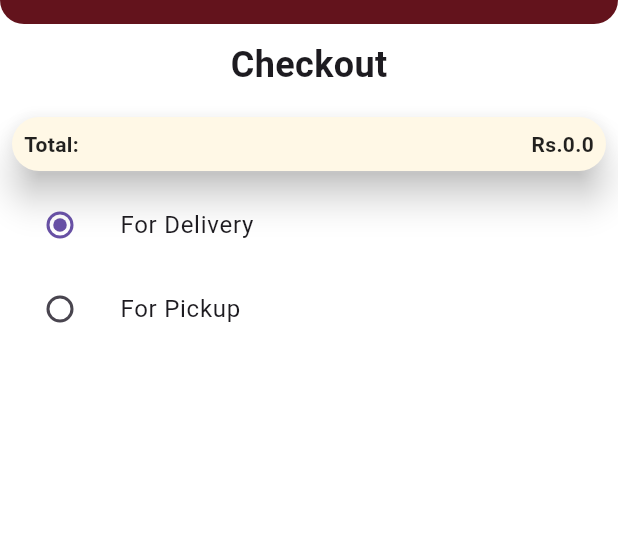
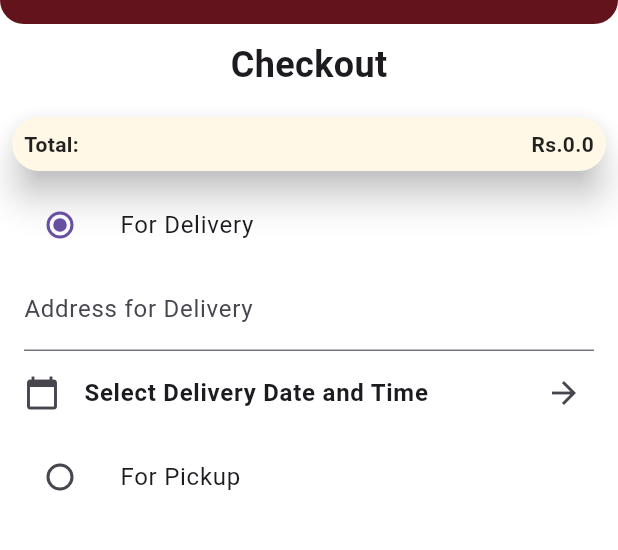
Before and after one commit to Tahir53/FT-Mithai-Mart, a Flutter app: the CheckoutScreen screen opened directly with empty values, after a tap on "For Delivery", on a phone screen of 412 x 824 dp, the part 126-676 px from its top. Run offline on Flutter 3.47's test engine with Material 3 defaults, Android fonts, the phone set to English and light mode, and no system bars; our stand-ins replace animated_splash_screen, firebase_auth, firebase_core, firebase_messaging, flutter_carousel_widget, flutter_local_notifications and 4 more; missing offline and left inert: mongo_dart; accounts and stored records are empty; network calls fail; Roboto replaces fonts that are missing (Montserrat); project files that could hold a hidden picture were left out.

Commit message:
Pushed 5/3/2024

```diff
--- /dev/null
+++ b/ft_mart/lib/model/orders_model.dart
@@ -0,0 +1,47 @@
+import 'package:intl/intl.dart';
+
+import 'cart_model.dart';
+import 'customer_model.dart';
+
+class Order {
+  final String orderId;
+  final List<Cart> cartItems;
+  final double totalAmount;
+  final DateTime orderDateTime;
+  final CustomerModel customer; // Add reference to CustomerModel
+  final String? deliveryAddress;
+
+  Order({
+    required this.orderId,
+    required this.cartItems,
+    required this.totalAmount,
+    required this.orderDateTime,
+    required this.customer,
+    this.deliveryAddress,
+  });
+
+  Map<String, dynamic> toJson() {
+    return {
+      'orderId': orderId,
+      'cartItems': cartItems.map((cart) => cart.toJson()).toList(),
+      'totalAmount': totalAmount,
+      'orderDateTime': DateFormat('yyyy-MM-dd HH:mm:ss').format(orderDateTime),
+      'customer': customer.toJson(), // Convert customer to JSON
+      'deliveryAddress': deliveryAddress,
+    };
+  }
+
+  factory Order.fromJson(Map<String, dynamic> json) {
+    return Order(
+      orderId: json['orderId'],
+      cartItems: (json['cartItems'] as List<dynamic>).map((item) =>
+          Cart.fromJson(item)).toList(),
+      totalAmount: json['totalAmount'],
+      orderDateTime: DateFormat('yyyy-MM-dd HH:mm:ss').parse(
+          json['orderDateTime']),
+      customer: CustomerModel.fromJson(json['customer']),
+      // Parse customer from JSON
+      deliveryAddress: json['deliveryAddress'],
+    );
+  }
+}
--- a/ft_mart/lib/screens/checkout_screen.dart
+++ b/ft_mart/lib/screens/checkout_screen.dart
@@ -22,6 +22,7 @@ class _CheckoutScreenState extends State<CheckoutScreen> {
   bool _forDelivery = false;
   bool _forPickup = false;
   DateTime? _pickupDateTime;
+  final TextEditingController addressController = TextEditingController();
 
   Widget build(BuildContext context) {
     return Scaffold(
@@ -89,6 +90,50 @@ class _CheckoutScreenState extends State<CheckoutScreen> {
                 });
               },
             ),
+            Visibility(
+              visible: _forDelivery,
+              child: Column(
+                crossAxisAlignment: CrossAxisAlignment.start,
+                children: [
+                  Padding(
+                    padding: const EdgeInsets.symmetric(horizontal: 16.0),
+                    child: TextField(
+                      controller: addressController,
+                      decoration: InputDecoration(
+                        labelText: 'Address for Delivery',
+                        hintText: 'Enter your address',
+                      ),
+                    ),
+                  ),
+                  ListTile(
+                    leading: Icon(Icons.calendar_today), // Custom leading icon
+                    title: Text(
+                      'Select Delivery Date and Time',
+                      style: TextStyle(
+                        fontWeight: FontWeight.bold,
+                        fontSize: 16,
+                      ),
+                    ),
+                    trailing: Icon(Icons.arrow_forward), // Custom trailing icon
+                    onTap: () {
+                      // Show date and time picker for delivery
+                      // You can reuse the _showDateTimePicker function
+                      _showDateTimePicker();
+                    },
+                  ),
+                  if (_forDelivery && _pickupDateTime != null)
+                    Padding(
+                      padding: const EdgeInsets.all(16.0),
+                      child: Text(
+                        'Delivery Details:\n'
+                            '${DateFormat('MMM d, yyyy hh:mm a').format(_pickupDateTime!)}\n'
+                            'Address: ${addressController.text}',
+                        style: TextStyle(fontSize: 16),
+                      ),
+                    ),
+                ],
+              ),
+            ),
             ListTile(
               title: Text('For Pickup'),
               leading: Radio(
@@ -126,11 +171,16 @@ class _CheckoutScreenState extends State<CheckoutScreen> {
   }
 
   Future<void> _showDateTimePicker() async {
+    DateTime now = DateTime.now();
     DateTime? pickedDateTime = await showDatePicker(
       context: context,
-      initialDate: DateTime.now(),
-      firstDate: DateTime.now(),
-      lastDate: DateTime(DateTime.now().year + 1),
+      initialDate: now,
+      firstDate: now,
+      lastDate: DateTime(now.year + 1),
+      selectableDayPredicate: (DateTime date) {
+        // Allow only weekdays (Monday to Saturday)
+        return date.weekday != DateTime.sunday;
+      },
     );
 
     if (pickedDateTime != null) {
@@ -140,15 +190,26 @@ class _CheckoutScreenState extends State<CheckoutScreen> {
       );
 
       if (pickedTime != null) {
-        setState(() {
-          _pickupDateTime = DateTime(
+        DateTime combinedDateTime = DateTime(
           pickedDateTime.year,
           pickedDateTime.month,
           pickedDateTime.day,
           pickedTime.hour,
           pickedTime.minute,
         );
+
+        if (combinedDateTime.hour >= 12 && combinedDateTime.hour <= 20) {
+          setState(() {
+            _pickupDateTime = combinedDateTime;
           });
+        } else {
+          ScaffoldMessenger.of(context).showSnackBar(
+            SnackBar(
+              content: Text(
+                  'Pickup/Delivery time should be between 12 PM and 8 PM.'),
+            ),
+          );
+        }
       }
     }
   }
--- a/ft_mart/lib/screens/homepage/home_page.dart
+++ b/ft_mart/lib/screens/homepage/home_page.dart
@@ -1,6 +1,7 @@
 import 'package:flutter/cupertino.dart';
 import 'package:flutter/material.dart';
 import 'package:flutter_carousel_widget/flutter_carousel_widget.dart';
+import 'package:ftmithaimart/components/box_customization.dart';
 import 'package:ftmithaimart/components/cart_item_tile.dart';
 import 'package:ftmithaimart/components/cart_sub_title.dart';
 import 'package:ftmithaimart/components/first_carousel_card.dart';
@@ -187,7 +188,9 @@ class _homepageState extends State<homepage> {
                       child: Column(
                         children: [
                           ElevatedButton.icon(
-                            onPressed: () {},
+                            onPressed: () {
+                              Navigator.push(context, MaterialPageRoute(builder: (context)=>BoxCustomizationPage()));
+                            },
                             icon: const Icon(
                               Icons.dashboard_customize_outlined,
                               size: 24.0,
```
Also changed, not shown: ft_mart/lib/components/box_customization.dart (added, +137 -0 lines), ft_mart/lib/dbHelper/mongodb.dart (+14 -1 lines), ft_mart/lib/screens/authentication/signup_page.dart (+0 -13 lines). Lines whose indentation alone changed are shown as unchanged.
